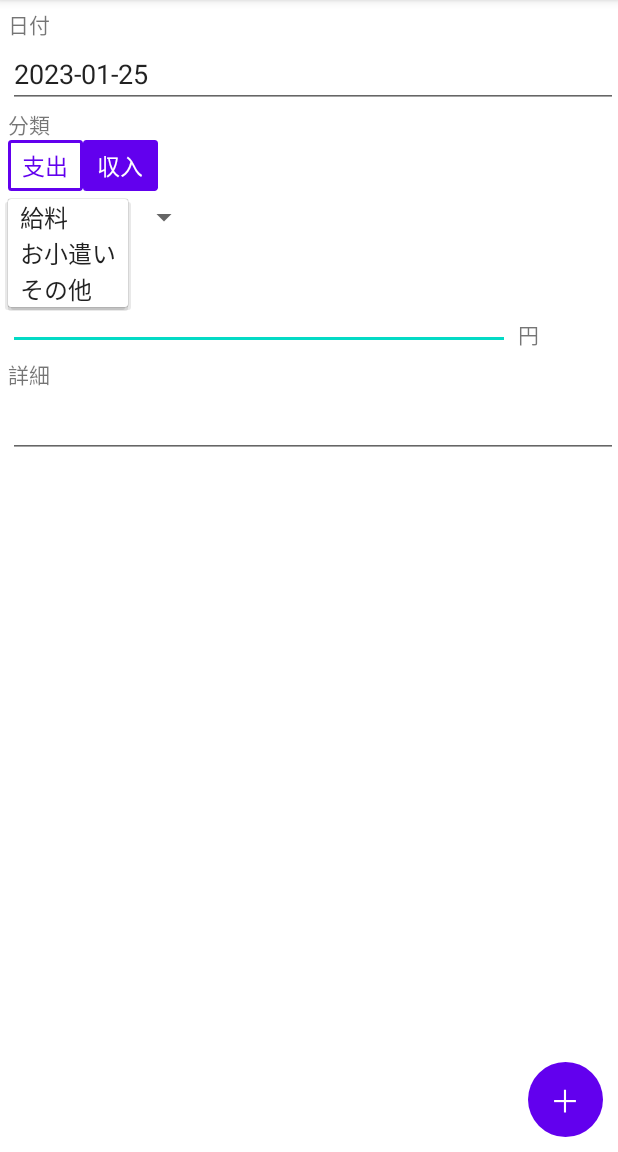
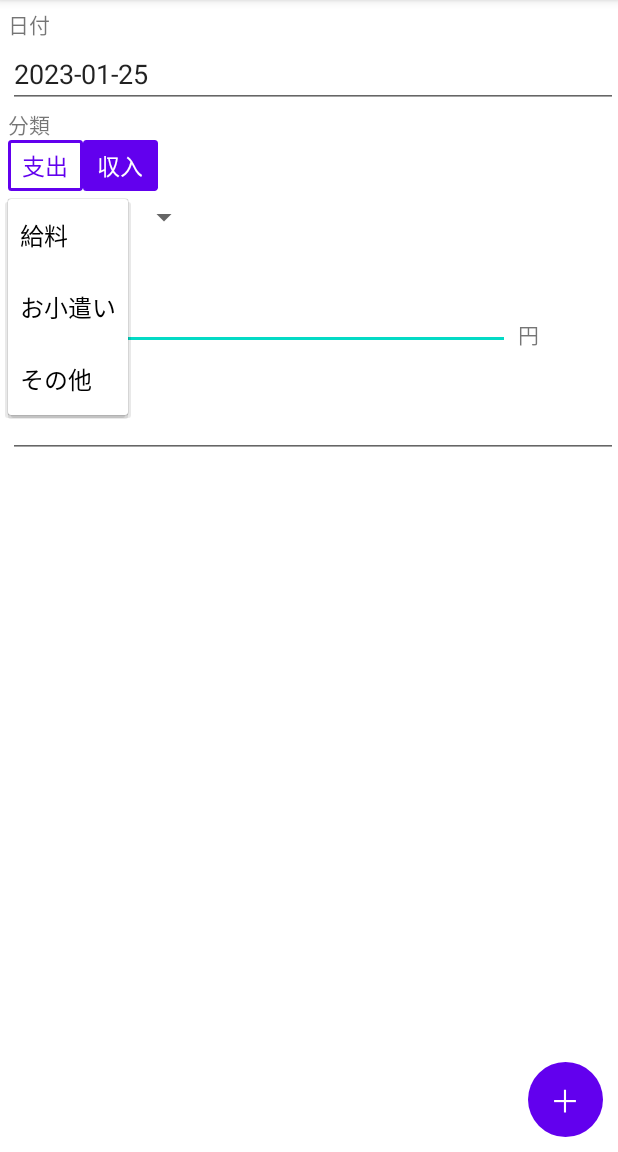
Before and after one commit to PoloLavapies/Kakeibo, an Android app: the AddActivity screen opened directly, with no data from a screen before it, after a tap on "給料", on a phone screen of 412 x 824 dp, the part 84-1236 px from its top. Run offline under Robolectric (Android 15) with nearby library versions, the phone set to English and light mode, and no system bars; our stand-ins replace Room's generated code; 2 other taps on this screen came first.

```diff
--- a/app/src/main/java/com/example/kakeibo/AddActivity.kt
+++ b/app/src/main/java/com/example/kakeibo/AddActivity.kt
@@ -39,7 +39,7 @@ class AddActivity : AppCompatActivity() {
         val adapterSpending: ArrayAdapter<String> = ArrayAdapter<String>(this, android.R.layout.simple_spinner_item)
         adapterSpending.setDropDownViewResource(android.R.layout.simple_spinner_dropdown_item)
         val adapterIncome: ArrayAdapter<String> = ArrayAdapter<String>(this, android.R.layout.simple_spinner_item)
-        adapterSpending.setDropDownViewResource(android.R.layout.simple_spinner_dropdown_item)
+        adapterIncome.setDropDownViewResource(android.R.layout.simple_spinner_dropdown_item)
 
         val db = KakeiboDatabase.getInstance(this)
         val categories = db.categoryDao().getAll()
@@ -108,6 +108,7 @@ class AddActivity : AppCompatActivity() {
     }
 
     private fun addData() {
+        // TODO どちらのSpinnerが表示されているかを調べる処理の追加が必要
         val categoryName: String = findViewById<Spinner>(R.id.category_spinner).selectedItem.toString()
 
         // TODO nullが入ることはないはずなので、簡潔な記述に直せるはず
```
